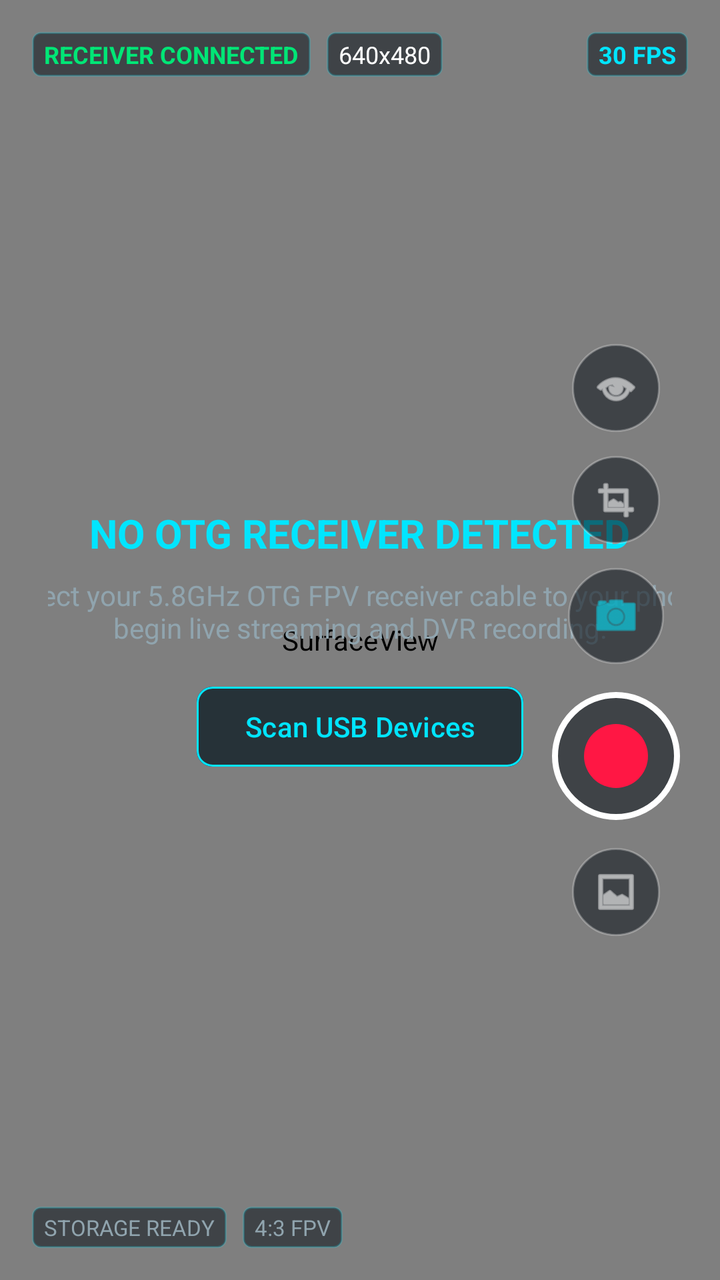
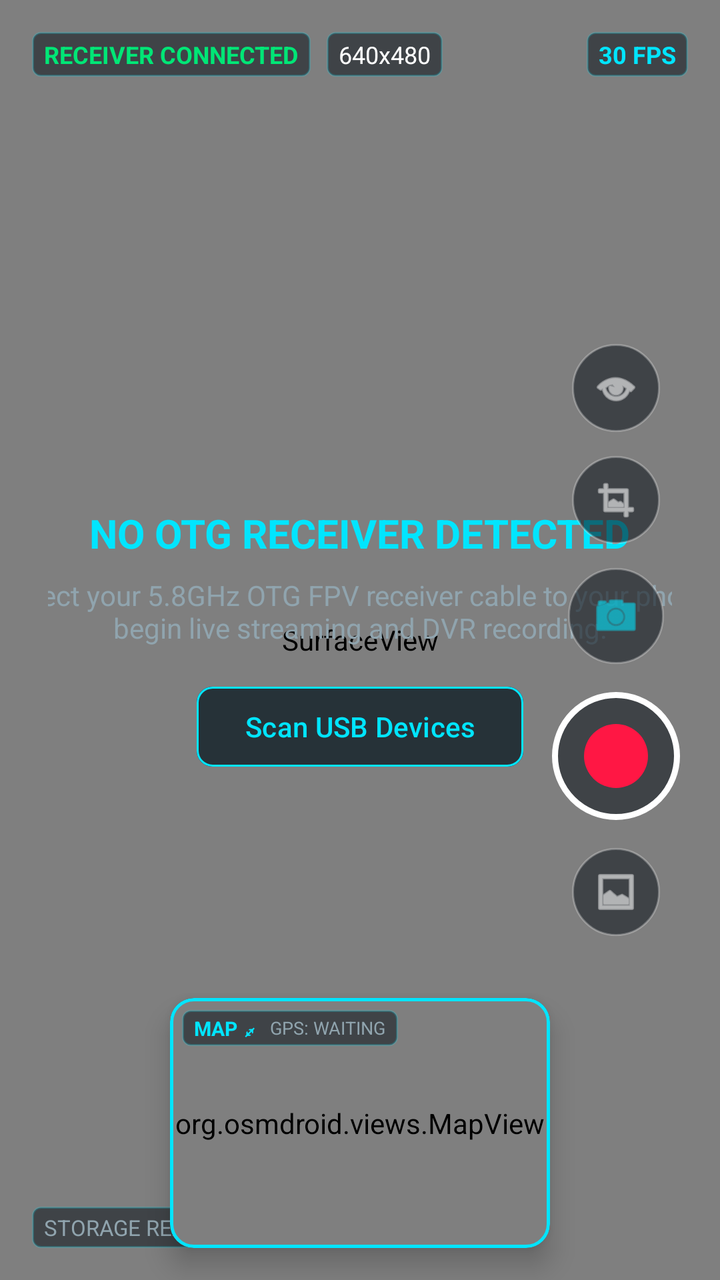

An Android layout rendered at two revisions. The XML below is the earlier revision; the diff shows what the commit changed to produce the second picture.
<!-- AndroidManifest.xml: application theme Theme.SkyFPV -->
<!-- res/layout/activity_fpv.xml -->
<?xml version="1.0" encoding="utf-8"?>
<androidx.constraintlayout.widget.ConstraintLayout xmlns:android="http://schemas.android.com/apk/res/android"
    xmlns:app="http://schemas.android.com/apk/res-auto"
    xmlns:tools="http://schemas.android.com/tools"
    android:id="@+id/root_layout"
    android:layout_width="match_parent"
    android:layout_height="match_parent"
    android:background="@color/fpv_bg_dark"
    tools:context=".MainActivity">

    
    <FrameLayout
        android:id="@+id/viewport_container"
        android:layout_width="0dp"
        android:layout_height="0dp"
        app:layout_constraintBottom_toBottomOf="parent"
        app:layout_constraintEnd_toEndOf="parent"
        app:layout_constraintHorizontal_bias="0.5"
        app:layout_constraintStart_toStartOf="parent"
        app:layout_constraintTop_toTopOf="parent">

        
        <SurfaceView
            android:id="@+id/fpv_surface_view"
            android:layout_width="match_parent"
            android:layout_height="match_parent"
            android:layout_gravity="center" />

        
        <LinearLayout
            android:id="@+id/vr_container"
            android:layout_width="match_parent"
            android:layout_height="match_parent"
            android:baselineAligned="false"
            android:orientation="horizontal"
            android:visibility="gone">

            
            <FrameLayout
                android:layout_width="0dp"
                android:layout_height="match_parent"
                android:layout_weight="1">

                <SurfaceView
                    android:id="@+id/vr_surface_left"
                    android:layout_width="match_parent"
                    android:layout_height="match_parent"
                    android:layout_gravity="center" />
            </FrameLayout>

            
            <View
                android:layout_width="2dp"
                android:layout_height="match_parent"
                android:background="#44FFFFFF" />

            
            <FrameLayout
                android:layout_width="0dp"
                android:layout_height="match_parent"
                android:layout_weight="1">

                <SurfaceView
                    android:id="@+id/vr_surface_right"
                    android:layout_width="match_parent"
                    android:layout_height="match_parent"
                    android:layout_gravity="center" />
            </FrameLayout>
        </LinearLayout>
    </FrameLayout>

    
    <LinearLayout
        android:id="@+id/layout_disconnected_prompt"
        android:layout_width="wrap_content"
        android:layout_height="wrap_content"
        android:gravity="center"
        android:orientation="vertical"
        android:padding="24dp"
        app:layout_constraintBottom_toBottomOf="parent"
        app:layout_constraintEnd_toEndOf="parent"
        app:layout_constraintStart_toStartOf="parent"
        app:layout_constraintTop_toTopOf="parent">

        <TextView
            android:id="@+id/tv_prompt_title"
            android:layout_width="wrap_content"
            android:layout_height="wrap_content"
            android:text="@string/status_disconnected"
            android:textColor="@color/fpv_cyan"
            android:textSize="20sp"
            android:textStyle="bold" />

        <TextView
            android:id="@+id/tv_prompt_subtitle"
            android:layout_width="400dp"
            android:layout_height="wrap_content"
            android:layout_marginTop="8dp"
            android:gravity="center"
            android:text="@string/prompt_connect_receiver"
            android:textColor="@color/fpv_text_secondary"
            android:textSize="14sp" />

        <com.google.android.material.button.MaterialButton
            android:id="@+id/btn_retry_usb"
            android:layout_width="wrap_content"
            android:layout_height="wrap_content"
            android:layout_marginTop="16dp"
            android:backgroundTint="@color/fpv_button_normal"
            android:text="Scan USB Devices"
            android:textColor="@color/fpv_cyan"
            app:cornerRadius="8dp"
            app:strokeColor="@color/fpv_cyan"
            app:strokeWidth="1dp" />
    </LinearLayout>

    
    
    <LinearLayout
        android:id="@+id/osd_top_left"
        android:layout_width="wrap_content"
        android:layout_height="wrap_content"
        android:layout_margin="16dp"
        android:orientation="horizontal"
        app:layout_constraintStart_toStartOf="parent"
        app:layout_constraintTop_toTopOf="parent">

        <TextView
            android:id="@+id/tv_osd_status"
            android:layout_width="wrap_content"
            android:layout_height="wrap_content"
            android:background="@drawable/bg_osd_badge"
            android:text="@string/status_connected"
            android:textColor="@color/fpv_green"
            android:textSize="12sp"
            android:textStyle="bold" />

        <TextView
            android:id="@+id/tv_osd_resolution"
            android:layout_width="wrap_content"
            android:layout_height="wrap_content"
            android:layout_marginStart="8dp"
            android:background="@drawable/bg_osd_badge"
            android:text="640x480"
            android:textColor="@color/fpv_text_primary"
            android:textSize="12sp" />
    </LinearLayout>

    
    <LinearLayout
        android:id="@+id/osd_top_right"
        android:layout_width="wrap_content"
        android:layout_height="wrap_content"
        android:layout_margin="16dp"
        android:gravity="center_vertical"
        android:orientation="horizontal"
        app:layout_constraintEnd_toEndOf="parent"
        app:layout_constraintTop_toTopOf="parent">

        
        <LinearLayout
            android:id="@+id/layout_rec_indicator"
            android:layout_width="wrap_content"
            android:layout_height="wrap_content"
            android:background="@drawable/bg_osd_badge"
            android:gravity="center_vertical"
            android:orientation="horizontal"
            android:visibility="gone"
            tools:visibility="visible">

            <View
                android:id="@+id/view_rec_dot"
                android:layout_width="10dp"
                android:layout_height="10dp"
                android:layout_marginEnd="6dp"
                android:background="@drawable/bg_rec_indicator" />

            <TextView
                android:id="@+id/tv_rec_label"
                android:layout_width="wrap_content"
                android:layout_height="wrap_content"
                android:layout_marginEnd="8dp"
                android:text="@string/osd_rec"
                android:textColor="@color/fpv_record_red"
                android:textSize="12sp"
                android:textStyle="bold" />

            <TextView
                android:id="@+id/tv_rec_timer"
                android:layout_width="wrap_content"
                android:layout_height="wrap_content"
                android:text="@string/osd_timer_default"
                android:textColor="@color/fpv_text_primary"
                android:textSize="12sp"
                android:textStyle="bold" />
        </LinearLayout>

        <TextView
            android:id="@+id/tv_osd_fps"
            android:layout_width="wrap_content"
            android:layout_height="wrap_content"
            android:layout_marginStart="8dp"
            android:background="@drawable/bg_osd_badge"
            android:text="30 FPS"
            android:textColor="@color/fpv_cyan"
            android:textSize="12sp"
            android:textStyle="bold" />
    </LinearLayout>

    
    <LinearLayout
        android:id="@+id/osd_bottom_left"
        android:layout_width="wrap_content"
        android:layout_height="wrap_content"
        android:layout_margin="16dp"
        android:orientation="horizontal"
        app:layout_constraintBottom_toBottomOf="parent"
        app:layout_constraintStart_toStartOf="parent">

        <TextView
            android:id="@+id/tv_osd_storage"
            android:layout_width="wrap_content"
            android:layout_height="wrap_content"
            android:background="@drawable/bg_osd_badge"
            android:text="STORAGE READY"
            android:textColor="@color/fpv_text_secondary"
            android:textSize="11sp" />

        <TextView
            android:id="@+id/tv_osd_aspect"
            android:layout_width="wrap_content"
            android:layout_height="wrap_content"
            android:layout_marginStart="8dp"
            android:background="@drawable/bg_osd_badge"
            android:text="4:3 FPV"
            android:textColor="@color/fpv_text_secondary"
            android:textSize="11sp" />
    </LinearLayout>

    
    <LinearLayout
        android:id="@+id/layout_controls_bar"
        android:layout_width="wrap_content"
        android:layout_height="wrap_content"
        android:layout_marginEnd="20dp"
        android:gravity="center"
        android:orientation="vertical"
        app:layout_constraintBottom_toBottomOf="parent"
        app:layout_constraintEnd_toEndOf="parent"
        app:layout_constraintTop_toTopOf="parent">

        
        <ImageButton
            android:id="@+id/btn_toggle_vr"
            android:layout_width="44dp"
            android:layout_height="44dp"
            android:layout_marginBottom="12dp"
            android:background="@drawable/bg_control_button"
            android:contentDescription="@string/action_vr_mode"
            android:padding="10dp"
            android:scaleType="centerInside"
            android:src="@android:drawable/ic_menu_view"
            app:tint="@color/fpv_text_primary" />

        
        <ImageButton
            android:id="@+id/btn_toggle_aspect"
            android:layout_width="44dp"
            android:layout_height="44dp"
            android:layout_marginBottom="12dp"
            android:background="@drawable/bg_control_button"
            android:contentDescription="@string/action_aspect_ratio"
            android:padding="10dp"
            android:scaleType="centerInside"
            android:src="@android:drawable/ic_menu_crop"
            app:tint="@color/fpv_text_primary" />

        
        <ImageButton
            android:id="@+id/btn_snapshot"
            android:layout_width="48dp"
            android:layout_height="48dp"
            android:layout_marginBottom="14dp"
            android:background="@drawable/bg_control_button"
            android:contentDescription="@string/action_snapshot"
            android:padding="11dp"
            android:scaleType="centerInside"
            android:src="@android:drawable/ic_menu_camera"
            app:tint="@color/fpv_cyan" />

        
        <ImageButton
            android:id="@+id/btn_record"
            android:layout_width="64dp"
            android:layout_height="64dp"
            android:layout_marginBottom="14dp"
            android:background="@drawable/bg_rec_button"
            android:contentDescription="@string/action_record_start"
            android:scaleType="center" />

        
        <ImageButton
            android:id="@+id/btn_gallery"
            android:layout_width="44dp"
            android:layout_height="44dp"
            android:background="@drawable/bg_control_button"
            android:contentDescription="@string/action_gallery"
            android:padding="10dp"
            android:scaleType="centerInside"
            android:src="@android:drawable/ic_menu_gallery"
            app:tint="@color/fpv_text_primary" />
    </LinearLayout>

</androidx.constraintlayout.widget.ConstraintLayout>
<!-- resources referenced by this layout -->
<resources>
  <color name="fpv_bg_dark">#080C10</color>
  <color name="fpv_button_normal">#263238</color>
  <color name="fpv_cyan">#00E5FF</color>
  <color name="fpv_green">#00E676</color>
  <color name="fpv_record_red">#FF1744</color>
  <color name="fpv_text_primary">#FFFFFF</color>
  <color name="fpv_text_secondary">#90A4AE</color>
  <!-- drawable bg_control_button (drawable) -->
  <?xml version="1.0" encoding="utf-8"?>
  <ripple xmlns:android="http://schemas.android.com/apk/res/android"
      android:color="#3300E5FF">
      <item>
          <shape android:shape="oval">
              <solid android:color="@color/fpv_surface_translucent" />
              <stroke
                  android:width="1dp"
                  android:color="#44FFFFFF" />
              <size
                  android:width="48dp"
                  android:height="48dp" />
          </shape>
      </item>
  </ripple>
  <!-- drawable bg_osd_badge (drawable) -->
  <?xml version="1.0" encoding="utf-8"?>
  <shape xmlns:android="http://schemas.android.com/apk/res/android"
      android:shape="rectangle">
      <solid android:color="@color/fpv_surface_translucent" />
      <stroke
          android:width="1dp"
          android:color="#3300E5FF" />
      <corners android:radius="4dp" />
      <padding
          android:bottom="3dp"
          android:left="6dp"
          android:right="6dp"
          android:top="3dp" />
  </shape>
  <!-- drawable bg_rec_indicator (drawable) -->
  <?xml version="1.0" encoding="utf-8"?>
  <shape xmlns:android="http://schemas.android.com/apk/res/android"
      android:shape="oval">
      <solid android:color="@color/fpv_record_red" />
      <size
          android:width="12dp"
          android:height="12dp" />
  </shape>
  <string name="action_aspect_ratio">Aspect Ratio</string>
  <string name="action_gallery">Flight Gallery</string>
  <string name="action_record_start">Start Recording</string>
  <string name="action_snapshot">Snapshot</string>
  <string name="action_vr_mode">VR Split Mode</string>
  <string name="osd_rec">REC</string>
  <string name="osd_timer_default">00:00:00</string>
  <string name="prompt_connect_receiver">Connect your 5.8GHz OTG FPV receiver cable to your phone to begin live streaming and DVR recording.</string>
  <string name="status_connected">RECEIVER CONNECTED</string>
  <string name="status_disconnected">NO OTG RECEIVER DETECTED</string>
  <style name="Theme.SkyFPV" parent="Theme.Material3.Dark.NoActionBar">
          
          <item name="colorPrimary">@color/fpv_cyan</item>
          <item name="colorSecondary">@color/fpv_green</item>
          <item name="android:statusBarColor">@color/fpv_bg_dark</item>
          <item name="android:navigationBarColor">@color/fpv_bg_dark</item>
          <item name="android:windowBackground">@color/fpv_bg_dark</item>
      </style>
  <color name="fpv_surface_translucent">#99141B22</color>
</resources>

<!-- the commit's change to res/layout/activity_fpv.xml (unified diff, before → after) -->
@@ -311,4 +311,216 @@
             app:tint="@color/fpv_text_primary" />
     </LinearLayout>
 
+    
+    
+    <com.google.android.material.card.MaterialCardView
+        android:id="@+id/card_map_container"
+        android:layout_width="190dp"
+        android:layout_height="125dp"
+        android:layout_marginBottom="16dp"
+        app:cardBackgroundColor="@color/fpv_bg_dark"
+        app:cardCornerRadius="12dp"
+        app:cardElevation="8dp"
+        app:strokeColor="@color/fpv_cyan"
+        app:strokeWidth="1.5dp"
+        app:layout_constraintBottom_toBottomOf="parent"
+        app:layout_constraintEnd_toEndOf="parent"
+        app:layout_constraintStart_toStartOf="parent">
+
+        <FrameLayout
+            android:layout_width="match_parent"
+            android:layout_height="match_parent">
+
+            
+            <org.osmdroid.views.MapView
+                android:id="@+id/osm_map_view"
+                android:layout_width="match_parent"
+                android:layout_height="match_parent" />
+
+            
+            <LinearLayout
+                android:id="@+id/layout_mini_map_badge"
+                android:layout_width="wrap_content"
+                android:layout_height="wrap_content"
+                android:layout_gravity="top|start"
+                android:layout_margin="6dp"
+                android:background="@drawable/bg_osd_badge"
+                android:gravity="center_vertical"
+                android:orientation="horizontal"
+                android:paddingStart="6dp"
+                android:paddingEnd="6dp"
+                android:paddingTop="2dp"
+                android:paddingBottom="2dp">
+
+                <TextView
+                    android:id="@+id/tv_mini_map_title"
+                    android:layout_width="wrap_content"
+                    android:layout_height="wrap_content"
+                    android:text="MAP ⤢"
+                    android:textColor="@color/fpv_cyan"
+                    android:textSize="10sp"
+                    android:textStyle="bold" />
+
+                <TextView
+                    android:id="@+id/tv_mini_map_sats"
+                    android:layout_width="wrap_content"
+                    android:layout_height="wrap_content"
+                    android:layout_marginStart="6dp"
+                    android:text="GPS: WAITING"
+                    android:textColor="@color/fpv_text_secondary"
+                    android:textSize="9sp" />
+            </LinearLayout>
+
+            
+            <RelativeLayout
+                android:id="@+id/layout_map_controls"
+                android:layout_width="match_parent"
+                android:layout_height="match_parent"
+                android:visibility="gone">
+
+                
+                <LinearLayout
+                    android:id="@+id/layout_map_telemetry_bar"
+                    android:layout_width="wrap_content"
+                    android:layout_height="wrap_content"
+                    android:layout_alignParentTop="true"
+                    android:layout_centerHorizontal="true"
+                    android:layout_marginTop="12dp"
+                    android:background="@drawable/bg_osd_badge"
+                    android:orientation="horizontal"
+                    android:paddingStart="12dp"
+                    android:paddingEnd="12dp"
+                    android:paddingTop="4dp"
+                    android:paddingBottom="4dp">
+
+                    <TextView
+                        android:id="@+id/tv_map_flight_mode"
+                        android:layout_width="wrap_content"
+                        android:layout_height="wrap_content"
+                        android:text="DISARMED"
+                        android:textColor="@color/fpv_yellow"
+                        android:textSize="11sp"
+                        android:textStyle="bold" />
+
+                    <TextView
+                        android:id="@+id/tv_map_coords"
+                        android:layout_width="wrap_content"
+                        android:layout_height="wrap_content"
+                        android:layout_marginStart="12dp"
+                        android:text="LAT: -- LON: --"
+                        android:textColor="@color/fpv_text_primary"
+                        android:textSize="11sp" />
+
+                    <TextView
+                        android:id="@+id/tv_map_alt"
+                        android:layout_width="wrap_content"
+                        android:layout_height="wrap_content"
+                        android:layout_marginStart="12dp"
+                        android:text="ALT: 0m"
+                        android:textColor="@color/fpv_cyan"
+                        android:textSize="11sp"
+                        android:textStyle="bold" />
+
+                    <TextView
+                        android:id="@+id/tv_map_speed"
+                        android:layout_width="wrap_content"
+                        android:layout_height="wrap_content"
+                        android:layout_marginStart="12dp"
+                        android:text="SPD: 0m/s"
+                        android:textColor="@color/fpv_text_primary"
+                        android:textSize="11sp" />
+                </LinearLayout>
+
+                
+                <LinearLayout
+                    android:layout_width="wrap_content"
+                    android:layout_height="wrap_content"
+                    android:layout_alignParentEnd="true"
+                    android:layout_centerVertical="true"
+                    android:layout_marginEnd="16dp"
+                    android:orientation="vertical">
+
+                    
+                    <com.google.android.material.button.MaterialButton
+                        android:id="@+id/btn_map_layer"
+                        android:layout_width="wrap_content"
+                        android:layout_height="36dp"
+                        android:layout_marginBottom="8dp"
+                        android:backgroundTint="@color/fpv_button_normal"
+                        android:insetTop="0dp"
+                        android:insetBottom="0dp"
+                        android:paddingStart="10dp"
+                        android:paddingEnd="10dp"
+                        android:text="SAT / MAP"
+                        android:textColor="@color/fpv_cyan"
+                        android:textSize="10sp"
+                        app:cornerRadius="6dp"
+                        app:strokeColor="@color/fpv_cyan"
+                        app:strokeWidth="1dp" />
+
+                    
+                    <com.google.android.material.button.MaterialButton
+                        android:id="@+id/btn_center_drone"
+                        android:layout_width="wrap_content"
+                        android:layout_height="36dp"
+                        android:layout_marginBottom="8dp"
+                        android:backgroundTint="@color/fpv_button_normal"
+                        android:insetTop="0dp"
+                        android:insetBottom="0dp"
+                        android:paddingStart="10dp"
+                        android:paddingEnd="10dp"
+                        android:text="CENTER DRONE"
+                        android:textColor="@color/fpv_text_primary"
+                        android:textSize="10sp"
+                        app:cornerRadius="6dp" />
+
+                    
+                    <com.google.android.material.button.MaterialButton
+                        android:id="@+id/btn_map_zoom_in"
+                        android:layout_width="44dp"
+                        android:layout_height="36dp"
+                        android:layout_marginBottom="6dp"
+                        android:backgroundTint="@color/fpv_button_normal"
+                        android:insetTop="0dp"
+                        android:insetBottom="0dp"
+                        android:text="+"
+                        android:textColor="@color/fpv_text_primary"
+                        android:textSize="16sp"
+                        app:cornerRadius="6dp" />
+
+                    
+                    <com.google.android.material.button.MaterialButton
+                        android:id="@+id/btn_map_zoom_out"
+                        android:layout_width="44dp"
+                        android:layout_height="36dp"
+                        android:layout_marginBottom="8dp"
+                        android:backgroundTint="@color/fpv_button_normal"
+                        android:insetTop="0dp"
+                        android:insetBottom="0dp"
+                        android:text="−"
+                        android:textColor="@color/fpv_text_primary"
+                        android:textSize="16sp"
+                        app:cornerRadius="6dp" />
+
+                    
+                    <com.google.android.material.button.MaterialButton
+                        android:id="@+id/btn_collapse_map"
+                        android:layout_width="wrap_content"
+                        android:layout_height="36dp"
+                        android:backgroundTint="#80FF1744"
+                        android:insetTop="0dp"
+                        android:insetBottom="0dp"
+                        android:paddingStart="10dp"
+                        android:paddingEnd="10dp"
+                        android:text="BACK TO FPV"
+                        android:textColor="@color/fpv_text_primary"
+                        android:textSize="10sp"
+                        app:cornerRadius="6dp" />
+                </LinearLayout>
+
+            </RelativeLayout>
+
+        </FrameLayout>
+    </com.google.android.material.card.MaterialCardView>
+
 </androidx.constraintlayout.widget.ConstraintLayout>
<!-- resource entries referenced after the edit -->
@@ -7,6 +7,7 @@
   <color name="fpv_record_red">#FF1744</color>
   <color name="fpv_text_primary">#FFFFFF</color>
   <color name="fpv_text_secondary">#90A4AE</color>
+  <color name="fpv_yellow">#FFD600</color>
   <!-- drawable bg_control_button (drawable) -->
   <?xml version="1.0" encoding="utf-8"?>
   <ripple xmlns:android="http://schemas.android.com/apk/res/android"
